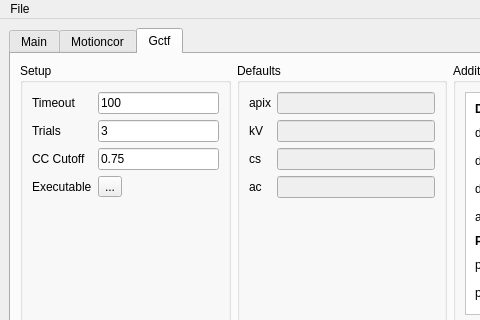
First picture: the form in gui.ui, repository ViggieSmalls/MPIApp, before the edit; both pictures show x 0 to 480 and y 0 to 320 of the 745 by 524 pixel window.
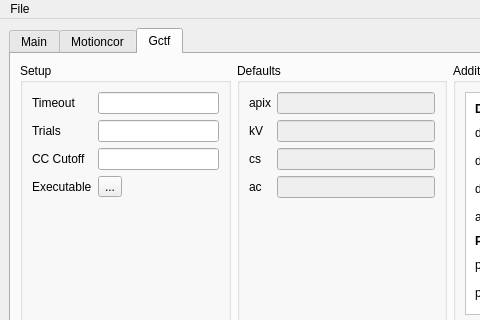
Second picture: the form after the edit. The open tabs and pages were chosen to show the change.

The edit to the form file:
```diff
--- a/gui.ui
+++ b/gui.ui
@@ -718,7 +718,7 @@
 If the program takes longer than this to run, it will abort</string>
              </property>
              <property name="text">
-              <string>100</string>
+              <string/>
              </property>
             </widget>
            </item>
@@ -732,7 +732,7 @@
            <item row="1" column="1">
             <widget class="QLineEdit" name="gctf_trials">
              <property name="text">
-              <string>3</string>
+              <string/>
              </property>
             </widget>
            </item>
@@ -749,7 +749,7 @@
               <string>Cross correlation cutoff value for estimating the resolution</string>
              </property>
              <property name="text">
-              <string>0.75</string>
+              <string/>
              </property>
             </widget>
            </item>
```
Left out of the diff: 50 changed lines with no effect on the pictures.
